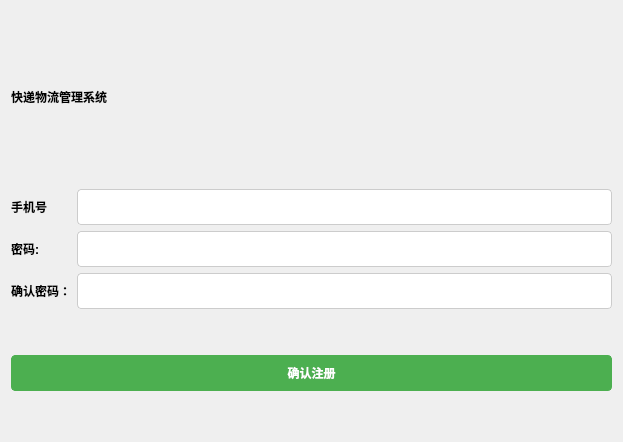
The window that modules/register/register.ui (gfzyl/Parcel-System) describes before a commit, drawn with Qt 5.
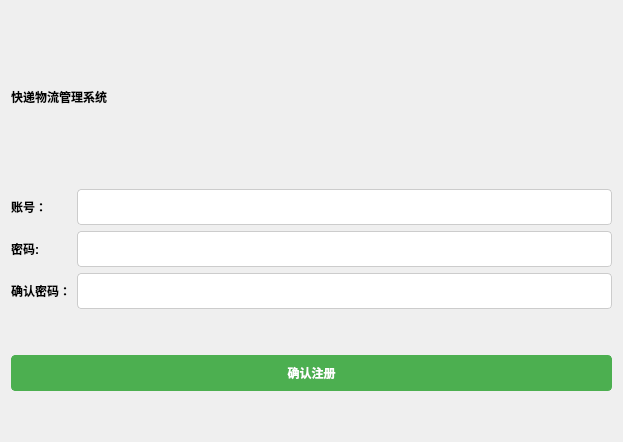
The same window after the commit.

Patch:
```diff
--- a/modules/register/register.ui
+++ b/modules/register/register.ui
@@ -57,7 +57,7 @@
         </string>
        </property>
        <property name="text">
-        <string>手机号</string>
+        <string>账号：</string>
        </property>
       </widget>
      </item>
```
Left out of the diff: 4 changed lines with no effect on the pictures.
